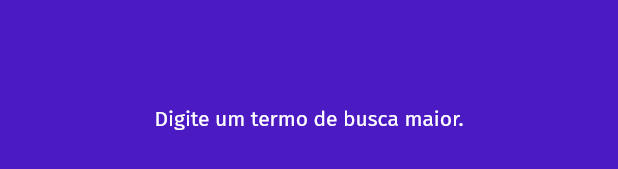
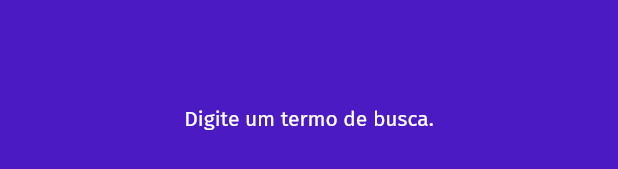
Before and after one commit to BrennerFerreira/personal_expenses_app, a Flutter app: the SearchSuggestions widget shown alone on an empty page, opened directly with empty values, on a phone screen of 412 x 824 dp. Shown: the part 499-668 px from the top of the screen. Run offline on Flutter 3.47's test engine with Material 2 defaults, Android fonts, the phone set to English and light mode, and no system bars; our stand-ins replace bloc, brasil_fields, equatable, flutter_bloc, font_awesome_flutter, sqflite; accounts and stored records are empty; project files that could hold a hidden picture were left out.

Commit message:
Changed search suggestion text.

```diff
--- a/lib/pages/search_page/widgets/search_suggestions.dart
+++ b/lib/pages/search_page/widgets/search_suggestions.dart
@@ -28,13 +28,17 @@ class SearchSuggestions extends StatelessWidget {
             return CommonCircularIndicator();
           } else if (state is SearchPageLoadSuccess) {
             return state.suggestions.isEmpty
-                ? query.length <= 3
+                ? query.isEmpty
                     ? const Center(
-                        child: Text("Digite um termo de busca maior."),
+                        child: Text("Digite um termo de busca."),
                       )
-                    : const Center(
-                        child: Text("Nenhuma transação encontrada."),
-                      )
+                    : query.length <= 3
+                        ? const Center(
+                            child: Text("Digite um termo de busca maior."),
+                          )
+                        : const Center(
+                            child: Text("Nenhuma transação encontrada."),
+                          )
                 : Container(
                     margin: EdgeInsets.symmetric(
                       vertical: MediaQuery.of(context).size.height * 0.02,
```
Also changed, not shown: 1 other file.
